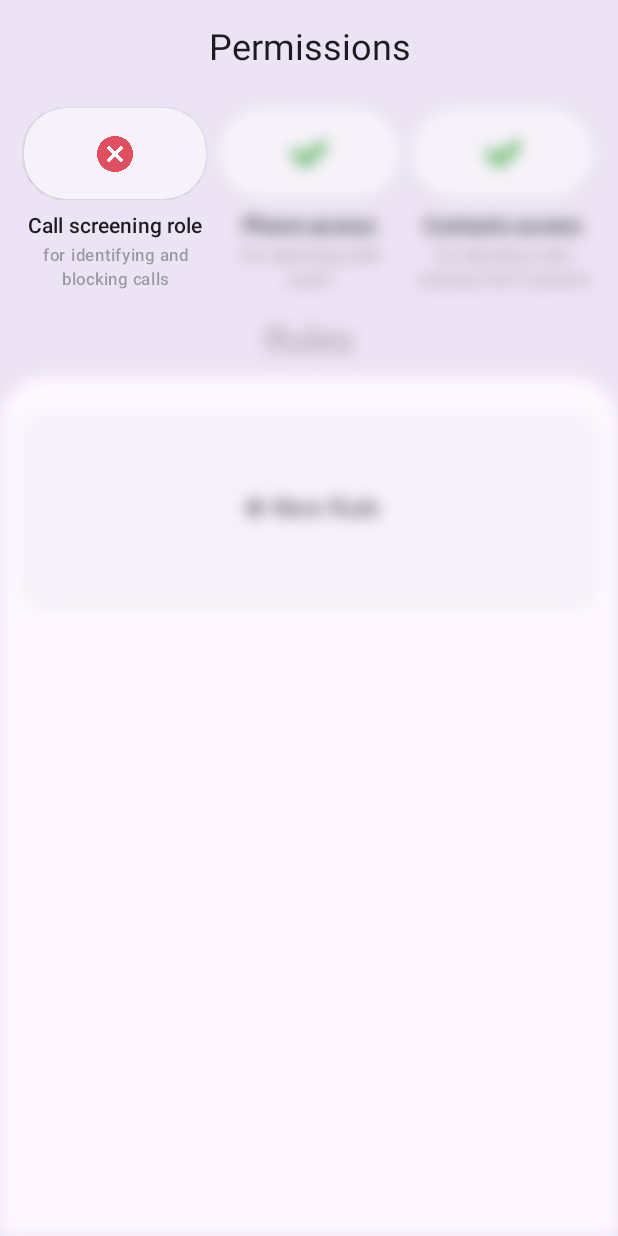
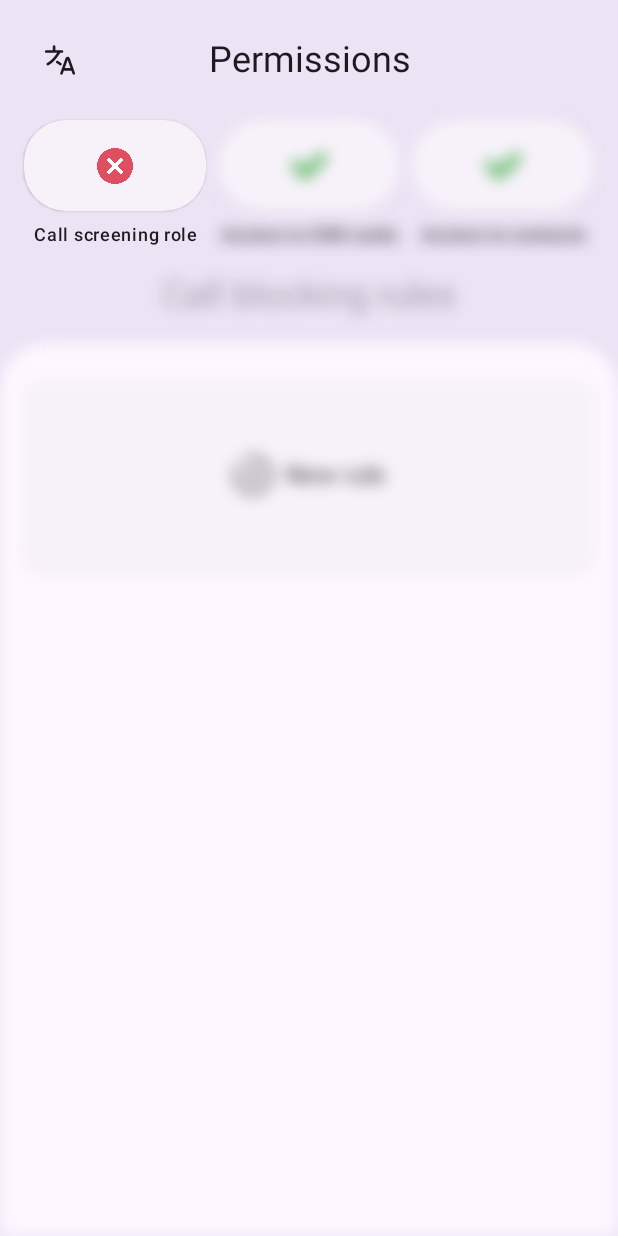
Before and after one commit to lonelyteapot/phone-control, an Android app built with Jetpack Compose: the screen it shows after launch (MainActivity), on a phone screen of 412 x 824 dp. Run offline under Robolectric (Android 15) with nearby library versions, the phone set to English and light mode, and no system bars; our stand-ins replace constraintlayout-compose.

```diff
--- a/app/build.gradle.kts
+++ b/app/build.gradle.kts
@@ -9,7 +9,7 @@ android {
 
     defaultConfig {
         applicationId = "dev.phonecontrol"
-        minSdk = 29
+        minSdk = 31 // TODO: revert to 29 after solving the Modifier.blur issue
         targetSdk = 34
         versionCode = 1
         versionName = "1.0"
@@ -45,10 +45,12 @@ android {
             excludes += "/META-INF/{AL2.0,LGPL2.1}"
         }
     }
+    androidResources {
+        generateLocaleConfig = true
+    }
 }
 
 dependencies {
-
     implementation("androidx.core:core-ktx:1.12.0")
     implementation("androidx.appcompat:appcompat:1.6.1")
     implementation("com.google.android.material:material:1.11.0")
--- a/app/src/main/java/dev/phonecontrol/ui/components/CustomButton1.kt
+++ b/app/src/main/java/dev/phonecontrol/ui/components/CustomButton1.kt
@@ -1,6 +1,6 @@
 package dev.phonecontrol.ui.components
 
-import androidx.compose.foundation.layout.Arrangement
+import androidx.compose.animation.AnimatedContent
 import androidx.compose.foundation.layout.Column
 import androidx.compose.foundation.layout.Spacer
 import androidx.compose.foundation.layout.aspectRatio
@@ -14,7 +14,6 @@ import androidx.compose.material3.MaterialTheme
 import androidx.compose.material3.Text
 import androidx.compose.runtime.Composable
 import androidx.compose.ui.Modifier
-import androidx.compose.ui.draw.alpha
 import androidx.compose.ui.graphics.Color
 import androidx.compose.ui.res.painterResource
 import androidx.compose.ui.text.style.TextAlign
@@ -25,7 +24,6 @@ import dev.phonecontrol.R
 fun CustomButton1(
     modifier: Modifier,
     text: String,
-    bottomText: String? = null,
     checked: Boolean,
     onClick: () -> Unit,
     noIcon: Boolean = false
@@ -54,22 +52,17 @@ fun CustomButton1(
             )
         }
         Spacer(modifier = Modifier.height(8.dp))
-        Text(
-            modifier = Modifier.fillMaxWidth().padding(horizontal = 2.dp),
-            text = text,
-            textAlign = TextAlign.Center,
-            style = MaterialTheme.typography.labelLarge,
-        )
-        if (bottomText != null) {
-            Spacer(modifier = Modifier.height(2.dp))
+        AnimatedContent(
+            targetState = text,
+            label = "AnimatedText",
+            modifier = Modifier
+                .fillMaxWidth()
+                .padding(horizontal = 2.dp),
+        ) {targetText ->
             Text(
-                modifier = Modifier
-                    .fillMaxWidth()
-                    .padding(horizontal = 2.dp)
-                    .alpha(0.38f),
-                text = bottomText,
+                text = targetText,
                 textAlign = TextAlign.Center,
-                style = MaterialTheme.typography.labelSmall,
+                style = MaterialTheme.typography.labelMedium,
             )
         }
     }
--- a/app/src/main/java/dev/phonecontrol/ui/components/NewRuleCard.kt
+++ b/app/src/main/java/dev/phonecontrol/ui/components/NewRuleCard.kt
@@ -2,17 +2,20 @@ package dev.phonecontrol.ui.components
 
 import androidx.compose.foundation.layout.Arrangement
 import androidx.compose.foundation.layout.Row
+import androidx.compose.foundation.layout.Spacer
 import androidx.compose.foundation.layout.fillMaxSize
 import androidx.compose.foundation.layout.fillMaxWidth
 import androidx.compose.foundation.layout.height
-import androidx.compose.material.icons.Icons
-import androidx.compose.material.icons.filled.Add
+import androidx.compose.foundation.layout.size
+import androidx.compose.foundation.layout.width
 import androidx.compose.material3.ElevatedCard
 import androidx.compose.material3.Icon
+import androidx.compose.material3.MaterialTheme
 import androidx.compose.material3.Text
 import androidx.compose.runtime.Composable
 import androidx.compose.ui.Alignment
 import androidx.compose.ui.Modifier
+import androidx.compose.ui.res.painterResource
 import androidx.compose.ui.res.stringResource
 import androidx.compose.ui.unit.dp
 import dev.phonecontrol.R
@@ -25,15 +28,23 @@ fun NewRuleCard(
     ElevatedCard(
         shape = ruleCardShape,
         onClick = onClick,
-        modifier = Modifier.fillMaxWidth().height(128.dp).then(modifier)
+        modifier = Modifier
+            .fillMaxWidth()
+            .height(128.dp)
+            .then(modifier)
     ) {
         Row(
             verticalAlignment = Alignment.CenterVertically,
             horizontalArrangement = Arrangement.Center,
             modifier = Modifier.fillMaxSize(),
         ) {
-            Icon(Icons.Default.Add, contentDescription = null)
-            Text(stringResource(R.string.new_rule))
+            Icon(
+                painterResource(R.drawable.ic_add),
+                contentDescription = null,
+                modifier = Modifier.size(28.dp)
+            )
+            Spacer(modifier = Modifier.width(8.dp))
+            Text(stringResource(R.string.new_rule), style = MaterialTheme.typography.bodyLarge)
         }
     }
 }
--- a/app/src/main/java/dev/phonecontrol/ui/views/MainActivity.kt
+++ b/app/src/main/java/dev/phonecontrol/ui/views/MainActivity.kt
@@ -3,14 +3,16 @@ package dev.phonecontrol.ui.views
 import android.Manifest
 import android.app.role.RoleManager
 import android.os.Bundle
-import androidx.activity.ComponentActivity
 import androidx.activity.compose.rememberLauncherForActivityResult
 import androidx.activity.compose.setContent
 import androidx.activity.enableEdgeToEdge
 import androidx.activity.result.contract.ActivityResultContracts
+import androidx.appcompat.app.AppCompatActivity
+import androidx.appcompat.app.AppCompatDelegate
 import androidx.compose.foundation.ExperimentalFoundationApi
 import androidx.compose.foundation.background
 import androidx.compose.foundation.layout.Arrangement
+import androidx.compose.foundation.layout.Box
 import androidx.compose.foundation.layout.Column
 import androidx.compose.foundation.layout.PaddingValues
 import androidx.compose.foundation.layout.Row
@@ -23,11 +25,14 @@ import androidx.compose.foundation.layout.fillMaxWidth
 import androidx.compose.foundation.layout.height
 import androidx.compose.foundation.layout.navigationBars
 import androidx.compose.foundation.layout.padding
+import androidx.compose.foundation.layout.size
 import androidx.compose.foundation.layout.systemBars
 import androidx.compose.foundation.lazy.LazyColumn
 import androidx.compose.foundation.lazy.items
 import androidx.compose.foundation.lazy.rememberLazyListState
 import androidx.compose.foundation.shape.RoundedCornerShape
+import androidx.compose.material3.Icon
+import androidx.compose.material3.IconButton
 import androidx.compose.material3.MaterialTheme
 import androidx.compose.material3.Scaffold
 import androidx.compose.material3.SnackbarDuration
@@ -42,16 +47,20 @@ import androidx.compose.runtime.collectAsState
 import androidx.compose.runtime.getValue
 import androidx.compose.runtime.remember
 import androidx.compose.runtime.rememberCoroutineScope
+import androidx.compose.ui.Alignment
 import androidx.compose.ui.Modifier
 import androidx.compose.ui.draw.BlurredEdgeTreatment
 import androidx.compose.ui.draw.alpha
 import androidx.compose.ui.draw.blur
 import androidx.compose.ui.draw.clip
+import androidx.compose.ui.platform.LocalConfiguration
 import androidx.compose.ui.platform.LocalContext
+import androidx.compose.ui.res.painterResource
 import androidx.compose.ui.res.stringResource
 import androidx.compose.ui.text.style.TextAlign
 import androidx.compose.ui.unit.dp
 import androidx.core.content.getSystemService
+import androidx.core.os.LocaleListCompat
 import dev.phonecontrol.R
 import dev.phonecontrol.misc.conditional
 import dev.phonecontrol.misc.gesturesDisabled
@@ -61,7 +70,7 @@ import dev.phonecontrol.ui.components.RuleCard2
 import dev.phonecontrol.ui.theme.PhoneControlTheme
 import kotlinx.coroutines.launch
 
-class MainActivity : ComponentActivity() {
+class MainActivity : AppCompatActivity() {
     private var permissionsViewModel: PermissionsViewModel? = null
 
     override fun onCreate(savedInstanceState: Bundle?) {
@@ -125,6 +134,36 @@ fun PhoneControlApp(
         }
     }
 
+    val supportedLanguageTags = arrayOf("en-US", "ru-RU")
+
+    val appLocale = LocalConfiguration.current.locales[0]
+
+    fun cycleAppLocale() {
+        val currentIndex = supportedLanguageTags.indexOf(appLocale.toLanguageTag())
+        val nextIndex = (currentIndex + 1) % supportedLanguageTags.size
+        val nextLanguageTag = supportedLanguageTags[nextIndex]
+
+        val newLocale = LocaleListCompat.forLanguageTags(nextLanguageTag)
+        AppCompatDelegate.setApplicationLocales(newLocale)
+    }
+
+    suspend fun onTargetClickedButNoContactsPermission() {
+        if (snackbarHostState.currentSnackbarData != null) {
+            return
+        }
+        val snackbarResult = snackbarHostState.showSnackbar(
+            context.getString(R.string.msg_access_to_contacts_is_required_to_use_this),
+            actionLabel = context.getString(R.string.snackbar_allow),
+            duration = SnackbarDuration.Short,
+        )
+        when (snackbarResult) {
+            SnackbarResult.ActionPerformed -> {
+                requestPermissionLauncher.launch(Manifest.permission.READ_CONTACTS)
+            }
+            else -> {}
+        }
+    }
+
     Scaffold(
         contentWindowInsets = WindowInsets.systemBars.exclude(WindowInsets.navigationBars),
         containerColor = MaterialTheme.colorScheme.surfaceColorAtElevation(8.dp),
@@ -135,17 +174,37 @@ fun PhoneControlApp(
         Column(
             modifier = Modifier
                 .padding(padding)
-                .padding(top = 16.dp)
+                .padding(top = 16.dp),
         ) {
-            Text(
-                text = stringResource(R.string.permissions_header),
-                style = MaterialTheme.typography.headlineSmall,
-                textAlign = TextAlign.Center,
+            Row(
                 modifier = Modifier
                     .fillMaxWidth()
-                    .padding(horizontal = 16.dp)
-                    .padding(bottom = 24.dp)
-            )
+                    .padding(horizontal = 16.dp),
+                verticalAlignment = Alignment.CenterVertically,
+            ) {
+                Box(
+                    modifier = Modifier.weight(1f),
+                ) {
+                    IconButton(
+                        onClick = {
+                            cycleAppLocale()
+                        },
+                    ) {
+                        Icon(
+                            painterResource(R.drawable.ic_language),
+                            contentDescription = null,
+                            modifier = Modifier.size(28.dp)
+                        )
+                    }
+                }
+                Text(
+                    text = stringResource(R.string.permissions_header),
+                    style = MaterialTheme.typography.headlineSmall,
+                    textAlign = TextAlign.Center,
+                )
+                Spacer(modifier = Modifier.weight(1f))
+            }
+            Spacer(modifier = Modifier.height(16.dp))
             Row(
                 modifier = Modifier
                     .fillMaxWidth()
@@ -157,7 +216,6 @@ fun PhoneControlApp(
                         .fillMaxWidth()
                         .weight(1f),
                     text = stringResource(R.string.perm_call_screening_role_label),
-                    bottomText = stringResource(R.string.perm_call_screening_role_description),
                     checked = permissionsState.hasCallScreeningRole,
                     onClick = {
                         requestCallScreeningRole()
@@ -172,7 +230,6 @@ fun PhoneControlApp(
                                 .gesturesDisabled()
                         },
                     text = stringResource(R.string.perm_read_phone_state_access),
-                    bottomText = stringResource(R.string.perm_read_phone_state_description),
                     checked = permissionsState.hasReadPhoneStatePermission,
                     onClick = {
                           requestPermissionLauncher.launch(Manifest.permission.READ_PHONE_STATE)
@@ -187,7 +244,6 @@ fun PhoneControlApp(
                                 .gesturesDisabled()
                         },
                     text = stringResource(R.string.perm_read_contacts_label),
-                    bottomText = stringResource(R.string.perm_read_contacts_description),
                     checked = permissionsState.hasReadContactsPermission,
                     onClick = {
                         requestPermissionLauncher.launch(Manifest.permission.READ_CONTACTS)
@@ -208,7 +264,7 @@ fun PhoneControlApp(
                     modifier = Modifier
                         .fillMaxWidth()
                         .padding(horizontal = 16.dp)
-                        .padding(bottom = 8.dp)
+                        .padding(bottom = 16.dp)
                         .conditional(!permissionsState.hasCallScreeningRole) {
                             alpha(0.38f)
                         },
@@ -251,21 +307,7 @@ fun PhoneControlApp(
                             },
                             onNoContactsPermission = {
                                 coroutineScope.launch {
-                                    if (snackbarHostState.currentSnackbarData != null) {
-                                        return@launch
-                                    }
-                                    val snackbarResult = snackbarHostState.showSnackbar(
-                                        "Access to contacts is required to use this",
-                                        actionLabel = "Allow",
-                                        duration = SnackbarDuration.Short,
-                                    )
-                                    when (snackbarResult) {
-                                        SnackbarResult.ActionPerformed -> {
-                                            requestPermissionLauncher.launch(Manifest.permission.READ_CONTACTS)
-                                        }
-
-                                        else -> {}
-                                    }
+                                    onTargetClickedButNoContactsPermission()
                                 }
                             },
                             subscription = subscription,
@@ -273,19 +315,6 @@ fun PhoneControlApp(
                             permissionsState = permissionsState,
                             modifier = Modifier.animateItemPlacement(),
                         )
-//                            RuleCard(
-//                                onRemovedSimCardClick = {
-//                                    coroutineScope.launch {
-//                                        if (snackbarHostState.currentSnackbarData != null) {
-//                                            return@launch
-//                                        }
-//                                        snackbarHostState.showSnackbar(
-//                                            "This SIM card has been removed",
-//                                            duration = SnackbarDuration.Short,
-//                                        )
-//                                    }
-//                                },
-//                            )
                     }
                     item(key = "new_rule") {
                         NewRuleCard(
--- a/app/src/main/java/dev/phonecontrol/ui/views/MainViewModel.kt
+++ b/app/src/main/java/dev/phonecontrol/ui/views/MainViewModel.kt
@@ -52,7 +52,7 @@ class MainViewModel(private val application: Application) : ViewModel() {
     suspend fun createNewRule(pos: Int) {
         val newRule = BlockingRule(
             uuid = UUID.randomUUID(),
-            enabled = false,
+            enabled = true,
             action = BlockingRule.Action.SILENCE,
             target = BlockingRule.Target.NON_CONTACTS,
             cardId = null,
--- /dev/null
+++ b/app/src/main/res/drawable/ic_add.xml
@@ -0,0 +1,18 @@
+<vector xmlns:android="http://schemas.android.com/apk/res/android"
+    android:width="800dp"
+    android:height="800dp"
+    android:viewportWidth="24"
+    android:viewportHeight="24">
+  <path
+      android:pathData="M15,12L12,12M12,12L9,12M12,12L12,9M12,12L12,15"
+      android:strokeWidth="1.5"
+      android:fillColor="#00000000"
+      android:strokeColor="#1C274C"
+      android:strokeLineCap="round"/>
+  <path
+      android:pathData="M7,3.338C8.471,2.487 10.179,2 12,2C17.523,2 22,6.477 22,12C22,17.523 17.523,22 12,22C6.477,22 2,17.523 2,12C2,10.179 2.487,8.471 3.338,7"
+      android:strokeWidth="1.5"
+      android:fillColor="#00000000"
+      android:strokeColor="#1C274C"
+      android:strokeLineCap="round"/>
+</vector>
--- /dev/null
+++ b/app/src/main/res/drawable/ic_language.xml
@@ -0,0 +1,9 @@
+<vector xmlns:android="http://schemas.android.com/apk/res/android"
+    android:width="800dp"
+    android:height="800dp"
+    android:viewportWidth="24"
+    android:viewportHeight="24">
+  <path
+      android:pathData="M20.58,19.37L17.59,11.01C17.38,10.46 16.91,10.12 16.37,10.12C15.83,10.12 15.37,10.46 15.14,11.03L12.16,19.37C12.02,19.76 12.22,20.19 12.61,20.33C13,20.47 13.43,20.27 13.57,19.88L14.19,18.15H18.54L19.16,19.88C19.27,20.19 19.56,20.38 19.87,20.38C19.95,20.38 20.04,20.37 20.12,20.34C20.51,20.2 20.71,19.77 20.57,19.38L20.58,19.37ZM14.74,16.64L16.38,12.05L18.02,16.64H14.74ZM12.19,7.85C9.93,11.42 7.89,13.58 5.41,15.02C5.29,15.09 5.16,15.12 5.04,15.12C4.78,15.12 4.53,14.99 4.39,14.75C4.18,14.39 4.3,13.93 4.66,13.73C6.76,12.51 8.48,10.76 10.41,7.86H4.12C3.71,7.86 3.37,7.52 3.37,7.11C3.37,6.7 3.71,6.36 4.12,6.36H7.87V4.38C7.87,3.97 8.21,3.63 8.62,3.63C9.03,3.63 9.37,3.97 9.37,4.38V6.36H13.12C13.53,6.36 13.87,6.7 13.87,7.11C13.87,7.52 13.53,7.86 13.12,7.86H12.18L12.19,7.85ZM12.23,15.12C12.1,15.12 11.97,15.09 11.85,15.02C11.2,14.64 10.57,14.22 9.98,13.78C9.65,13.53 9.58,13.06 9.83,12.73C10.08,12.4 10.55,12.33 10.88,12.58C11.42,12.99 12.01,13.37 12.61,13.72C12.97,13.93 13.09,14.39 12.88,14.75C12.74,14.99 12.49,15.12 12.23,15.12Z"
+      android:fillColor="#000000"/>
+</vector>
--- /dev/null
+++ b/app/src/main/res/resources.properties
@@ -0,0 +1 @@
+unqualifiedResLocale=en-US
--- a/app/src/main/res/values/strings.xml
+++ b/app/src/main/res/values/strings.xml
@@ -1,8 +1,8 @@
 <resources>
     <string name="app_name">Phone Control</string>
     <string name="perm_call_screening_role_label">Call screening role</string>
-    <string name="perm_read_contacts_label">Contacts access</string>
-    <string name="new_rule">New Rule</string>
+    <string name="perm_read_contacts_label">Access to contacts</string>
+    <string name="new_rule">New rule</string>
     <string name="rule_action_silence">Silence</string>
     <string name="rule_action_ignore">Ignore</string>
     <string name="rule_action_decline">Decline</string>
@@ -10,12 +10,11 @@
     <string name="everyone_except_contacts">everyone except contacts</string>
     <string name="everyone">everyone</string>
     <string name="rule_card_on">on</string>
-    <string name="all_sim_cards">All SIM cards</string>
-    <string name="unknown_sim_card">Unknown SIM card</string>
-    <string name="rules_header">Rules</string>
+    <string name="all_sim_cards">all SIM cards</string>
+    <string name="unknown_sim_card">unknown SIM card</string>
+    <string name="rules_header">Call blocking rules</string>
     <string name="permissions_header">Permissions</string>
-    <string name="perm_read_phone_state_access">Phone access</string>
-    <string name="perm_call_screening_role_description">for identifying and blocking calls</string>
-    <string name="perm_read_phone_state_description">for detecting SIM cards</string>
-    <string name="perm_read_contacts_description">for blocking calls coming from contacts</string>
+    <string name="perm_read_phone_state_access">Access to SIM cards</string>
+    <string name="msg_access_to_contacts_is_required_to_use_this">Access to contacts is required to use this</string>
+    <string name="snackbar_allow">Allow</string>
 </resources>
```
Also changed, not shown: app/src/main/AndroidManifest.xml (+10 -0 lines), app/src/main/java/dev/phonecontrol/ui/components/RuleCard2.kt (+25 -2 lines), app/src/main/res/drawable/ic_person.xml (added, +12 -0 lines), 1 other file.
